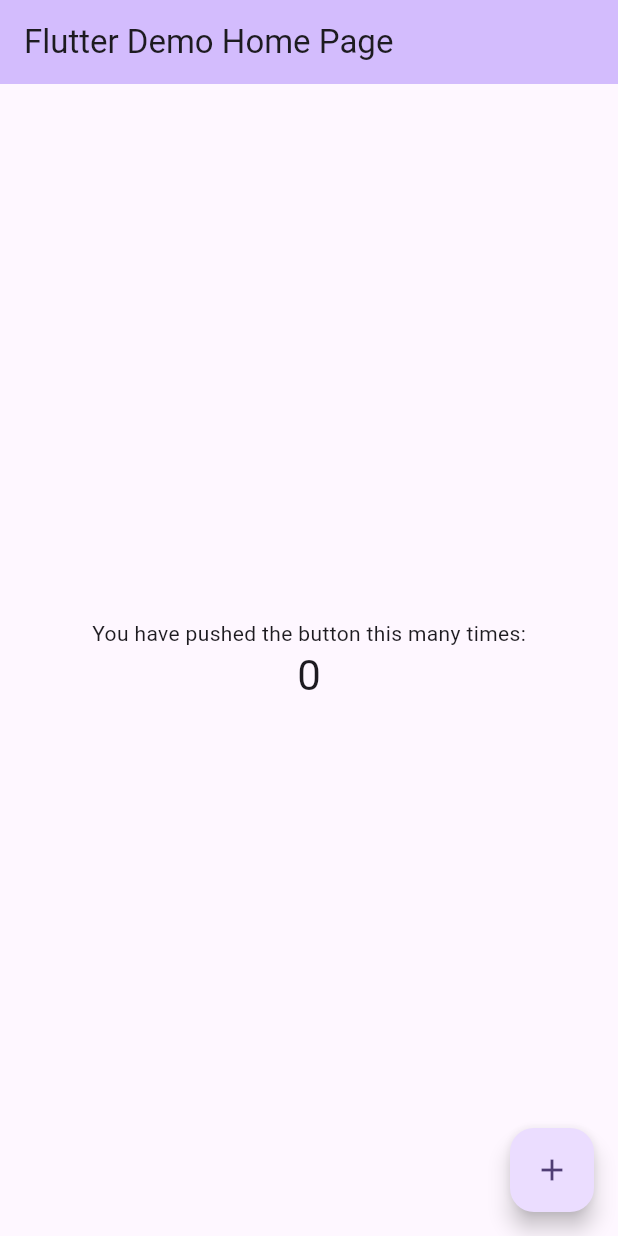
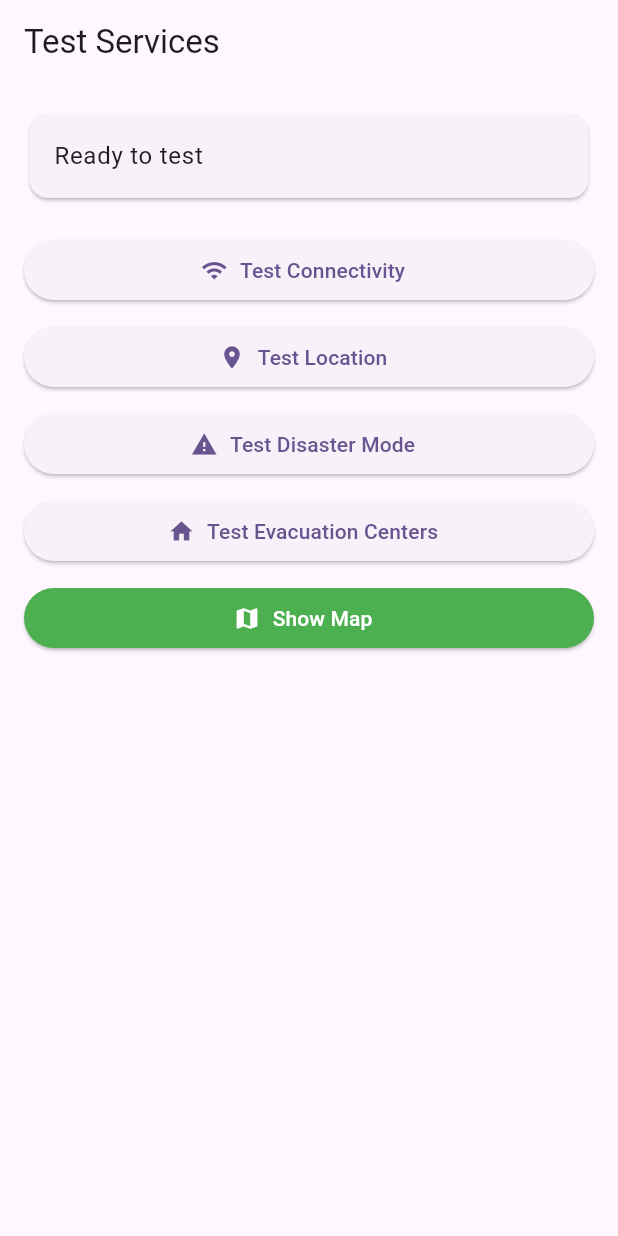
Before and after one commit to xy-real/resq-mobile, a Flutter app: the screen it shows after launch, on a phone screen of 412 x 824 dp. Run offline on Flutter 3.47's test engine with Material 3 defaults, Android fonts, the phone set to English and light mode, and no system bars; our stand-ins replace connectivity_plus, flutter_dotenv, flutter_map, geolocator, latlong2, permission_handler and 2 more; accounts and stored records are empty; statements that could not run were skipped.

Commit message:
feat: implement environment variables for secure config
- Add flutter_dotenv for environment variable management
- Create .env.example template for team setup
- Update .gitignore to exclude .env file
- Refactor SupabaseConfig to read from environment variables
- Load .env in main.dart before Supabase initialization
- Add test services screen for backend verification
- Configure .env as Flutter asset

```diff
--- a/lib/config/supabase_config.dart
+++ b/lib/config/supabase_config.dart
@@ -1,15 +1,17 @@
+import 'package:flutter_dotenv/flutter_dotenv.dart';
+
 /// Supabase configuration for ResQ Mobile App
 ///
-/// Replace these values with your actual Supabase project credentials.
-/// You can find these in your Supabase Dashboard under Settings → API.
+/// Credentials are loaded from .env file (not committed to git)
+/// Copy .env.example to .env and add your actual Supabase credentials
 class SupabaseConfig {
   /// Your Supabase project URL
   /// Format: https://xxxxxxxxxxxxx.supabase.co
-  static const String supabaseUrl = 'YOUR_SUPABASE_URL';
+  static String get supabaseUrl => dotenv.env['SUPABASE_URL']!;
 
   /// Your Supabase anonymous key (safe for client-side use)
   /// This key is protected by Row Level Security (RLS) policies
-  static const String supabaseAnonKey = 'YOUR_SUPABASE_ANON_KEY';
+  static String get supabaseAnonKey => dotenv.env['SUPABASE_ANON_KEY']!;
 
   /// GPS polling interval when disaster mode is active (in seconds)
   static const int locationUpdateInterval = 300; // 5 minutes
--- a/lib/main.dart
+++ b/lib/main.dart
@@ -1,9 +1,14 @@
 import 'package:flutter/material.dart';
 import 'package:supabase_flutter/supabase_flutter.dart';
+import 'package:flutter_dotenv/flutter_dotenv.dart';
 import 'config/supabase_config.dart';
+import 'screens/test_services_screen.dart';
 
 Future<void> main() async {
   WidgetsFlutterBinding.ensureInitialized();
+
+  // Load environment variables
+  await dotenv.load(fileName: ".env");
 
   // Initialize Supabase
   await Supabase.initialize(
@@ -24,7 +29,7 @@ class MyApp extends StatelessWidget {
   @override
   Widget build(BuildContext context) {
     return MaterialApp(
-      title: 'Flutter Demo',
+      title: 'ResQ Mobile',
       theme: ThemeData(
         // This is the theme of your application.
         //
@@ -42,8 +47,9 @@ class MyApp extends StatelessWidget {
         // This works for code too, not just values: Most code changes can be
         // tested with just a hot reload.
         colorScheme: ColorScheme.fromSeed(seedColor: Colors.deepPurple),
+        useMaterial3: true,
       ),
-      home: const MyHomePage(title: 'Flutter Demo Home Page'),
+      home: const TestServicesScreen(),
     );
   }
 }
--- /dev/null
+++ b/lib/screens/test_services_screen.dart
@@ -0,0 +1,221 @@
+import 'package:flutter/material.dart';
+import '../services/evacuation_center_service.dart';
+import '../services/location_service.dart';
+import '../services/disaster_mode_service.dart';
+import '../services/auth_service.dart';
+import '../utils/connectivity_helper.dart';
+import '../widgets/evacuation_center_map.dart';
+
+/// Test screen to verify all services work
+class TestServicesScreen extends StatefulWidget {
+  const TestServicesScreen({super.key});
+
+  @override
+  State<TestServicesScreen> createState() => _TestServicesScreenState();
+}
+
+class _TestServicesScreenState extends State<TestServicesScreen> {
+  final _authService = AuthService();
+  final _centerService = EvacuationCenterService();
+  final _locationService = LocationService();
+  final _disasterService = DisasterModeService();
+  final _connectivityHelper = ConnectivityHelper();
+
+  String _status = 'Ready to test';
+  bool _isLoading = false;
+
+  @override
+  void initState() {
+    super.initState();
+    _connectivityHelper.initialize();
+    _disasterService.initialize();
+  }
+
+  @override
+  void dispose() {
+    _connectivityHelper.dispose();
+    _disasterService.dispose();
+    _locationService.dispose();
+    super.dispose();
+  }
+
+  Future<void> _testConnectivity() async {
+    setState(() => _isLoading = true);
+    try {
+      final isConnected = await _connectivityHelper.checkConnection();
+      final type = await _connectivityHelper.getConnectionType();
+      setState(() {
+        _status = 'Connected: $isConnected\nType: $type';
+        _isLoading = false;
+      });
+    } catch (e) {
+      setState(() {
+        _status = 'Error: $e';
+        _isLoading = false;
+      });
+    }
+  }
+
+  Future<void> _testLocation() async {
+    setState(() => _isLoading = true);
+    try {
+      final hasPermission = await _locationService.requestLocationPermission();
+      if (!hasPermission) {
+        setState(() {
+          _status = 'Location permission denied';
+          _isLoading = false;
+        });
+        return;
+      }
+
+      final position = await _locationService.getCurrentLocation();
+      setState(() {
+        _status = 'Location: ${position?.latitude.toStringAsFixed(6)}, '
+            '${position?.longitude.toStringAsFixed(6)}\n'
+            'Accuracy: ${position?.accuracy.toStringAsFixed(2)}m';
+        _isLoading = false;
+      });
+    } catch (e) {
+      setState(() {
+        _status = 'Location Error: $e';
+        _isLoading = false;
+      });
+    }
+  }
+
+  Future<void> _testDisasterMode() async {
+    setState(() => _isLoading = true);
+    try {
+      final settings = await _disasterService.fetchDisasterModeStatus();
+      setState(() {
+        _status = 'Disaster Mode: ${settings.isDisasterModeActive}\n'
+            'Activated: ${settings.modeActivatedAt?.toString() ?? 'N/A'}';
+        _isLoading = false;
+      });
+    } catch (e) {
+      setState(() {
+        _status = 'Disaster Mode Error: $e';
+        _isLoading = false;
+      });
+    }
+  }
+
+  Future<void> _testEvacuationCenters() async {
+    setState(() => _isLoading = true);
+    try {
+      final centers = await _centerService.getEvacuationCenters();
+      setState(() {
+        _status = 'Found ${centers.length} evacuation centers\n'
+            '${centers.map((c) => c.centerName).join('\n')}';
+        _isLoading = false;
+      });
+    } catch (e) {
+      setState(() {
+        _status = 'Evacuation Centers Error: $e';
+        _isLoading = false;
+      });
+    }
+  }
+
+  Future<void> _showMap() async {
+    try {
+      final centers = await _centerService.getEvacuationCenters();
+      final position = await _locationService.getCurrentLocation();
+
+      if (!mounted) return;
+
+      Navigator.push(
+        context,
+        MaterialPageRoute(
+          builder: (context) => Scaffold(
+            appBar: AppBar(title: const Text('Evacuation Centers Map')),
+            body: EvacuationCenterMapWidget(
+              centers: centers,
+              userLocation: position,
+              onCenterTapped: (center) {
+                showModalBottomSheet(
+                  context: context,
+                  builder: (_) => EvacuationCenterDetailsSheet(
+                    center: center,
+                    userLocation: position,
+                  ),
+                );
+              },
+            ),
+          ),
+        ),
+      );
+    } catch (e) {
+      setState(() => _status = 'Map Error: $e');
+    }
+  }
+
+  @override
+  Widget build(BuildContext context) {
+    return Scaffold(
+      appBar: AppBar(
+        title: const Text('Test Services'),
+      ),
+      body: Padding(
+        padding: const EdgeInsets.all(16.0),
+        child: Column(
+          crossAxisAlignment: CrossAxisAlignment.stretch,
+          children: [
+            Card(
+              child: Padding(
+                padding: const EdgeInsets.all(16.0),
+                child: Text(
+                  _status,
+                  style: Theme.of(context).textTheme.bodyLarge,
+                ),
+              ),
+            ),
+            const SizedBox(height: 20),
+
+            if (_isLoading)
+              const Center(child: CircularProgressIndicator())
+            else ...[
+              ElevatedButton.icon(
+                onPressed: _testConnectivity,
+                icon: const Icon(Icons.wifi),
+                label: const Text('Test Connectivity'),
+              ),
+              const SizedBox(height: 10),
+
+              ElevatedButton.icon(
+                onPressed: _testLocation,
+                icon: const Icon(Icons.location_on),
+                label: const Text('Test Location'),
+              ),
+              const SizedBox(height: 10),
+
+              ElevatedButton.icon(
+                onPressed: _testDisasterMode,
+                icon: const Icon(Icons.warning),
+                label: const Text('Test Disaster Mode'),
+              ),
+              const SizedBox(height: 10),
+
+              ElevatedButton.icon(
+                onPressed: _testEvacuationCenters,
+                icon: const Icon(Icons.home),
+                label: const Text('Test Evacuation Centers'),
+              ),
+              const SizedBox(height: 10),
+
+              ElevatedButton.icon(
+                onPressed: _showMap,
+                icon: const Icon(Icons.map),
+                label: const Text('Show Map'),
+                style: ElevatedButton.styleFrom(
+                  backgroundColor: Colors.green,
+                  foregroundColor: Colors.white,
+                ),
+              ),
+            ],
+          ],
+        ),
+      ),
+    );
+  }
+}
```
Also changed, not shown: pubspec.yaml (+5 -3 lines), pubspec.lock, 2 other files.
